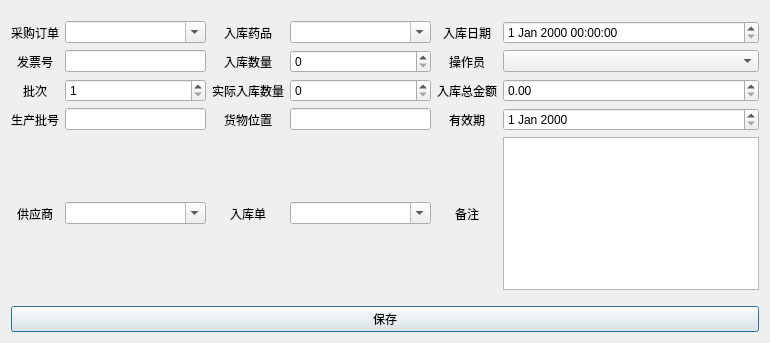
This is ui_app/stock_in_page.ui in live1089/pharmacy_system as Qt 5 draws it before an edit. The edited form follows.
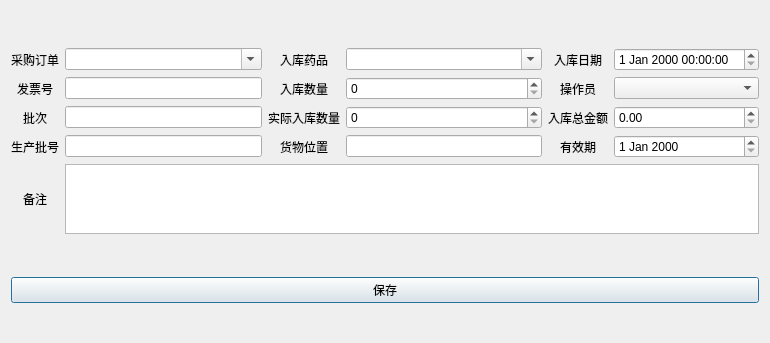
This is the edited form.

What changed in the file:
```diff
--- a/ui_app/stock_in_page.ui
+++ b/ui_app/stock_in_page.ui
@@ -108,13 +108,6 @@
        </property>
       </widget>
      </item>
-     <item row="8" column="1">
-      <widget class="QComboBox" name="supplier_stock_combox">
-       <property name="editable">
-        <bool>true</bool>
-       </property>
-      </widget>
-     </item>
      <item row="7" column="4">
       <widget class="QLabel" name="label_3">
        <property name="text">
@@ -125,26 +118,6 @@
        </property>
       </widget>
      </item>
-     <item row="8" column="4">
-      <widget class="QLabel" name="label_20">
-       <property name="text">
-        <string>备注</string>
-       </property>
-       <property name="alignment">
-        <set>Qt::AlignmentFlag::AlignCenter</set>
-       </property>
-      </widget>
-     </item>
-     <item row="8" column="5">
-      <widget class="QPlainTextEdit" name="warehousing_remarks_plain_text_edit">
-       <property name="sizePolicy">
-        <sizepolicy hsizetype="Expanding" vsizetype="Expanding">
-         <horstretch>0</horstretch>
-         <verstretch>0</verstretch>
-        </sizepolicy>
-       </property>
-      </widget>
-     </item>
      <item row="0" column="3">
       <widget class="QComboBox" name="stock_drug_combox">
        <property name="editable">
@@ -227,41 +200,33 @@
       </widget>
      </item>
      <item row="8" column="0">
-      <widget class="QLabel" name="label_10">
+      <widget class="QLabel" name="label_20">
        <property name="text">
-        <string>供应商</string>
+        <string>备注</string>
        </property>
        <property name="alignment">
         <set>Qt::AlignmentFlag::AlignCenter</set>
        </property>
       </widget>
      </item>
+     <item row="8" column="1" colspan="5">
+      <widget class="QPlainTextEdit" name="warehousing_remarks_plain_text_edit">
+       <property name="sizePolicy">
+        <sizepolicy hsizetype="Expanding" vsizetype="Expanding">
+         <horstretch>0</horstretch>
+         <verstretch>0</verstretch>
+        </sizepolicy>
+       </property>
+       <property name="maximumSize">
+        <size>
+         <width>16777215</width>
+         <height>70</height>
+        </size>
+       </property>
+      </widget>
+     </item>
      <item row="4" column="1">
-      <widget class="QSpinBox" name="batch_spin_box">
-       <property name="minimum">
-        <number>1</number>
-       </property>
-       <property name="maximum">
-        <number>999999999</number>
-       </property>
-      </widget>
-     </item>
-     <item row="8" column="2">
-      <widget class="QLabel" name="label_13">
-       <property name="text">
-        <string>入库单</string>
-       </property>
-       <property name="alignment">
-        <set>Qt::AlignmentFlag::AlignCenter</set>
-       </property>
-      </widget>
-     </item>
-     <item row="8" column="3">
-      <widget class="QComboBox" name="in_id_combox">
-       <property name="editable">
-        <bool>true</bool>
-       </property>
-      </widget>
+      <widget class="QLineEdit" name="batch_lineEdit"/>
      </item>
     </layout>
    </item>
```
